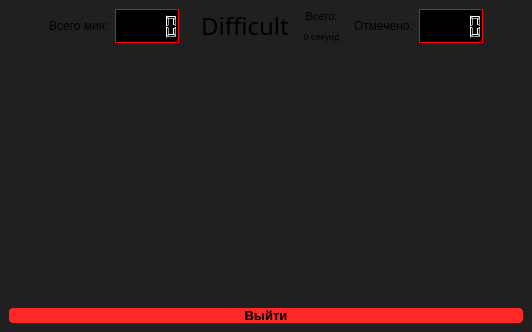
Before: the Qt Designer form src/Game.ui in Leksusmart/Minesweeper, drawn with Qt 5.
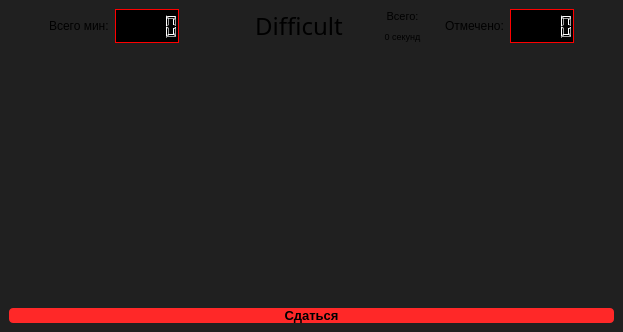
After: the same form once the commit is applied. Icons and pictures are not drawn.

```diff
--- a/src/Game.ui
+++ b/src/Game.ui
@@ -9,10 +9,16 @@
    <rect>
     <x>0</x>
     <y>0</y>
-    <width>532</width>
+    <width>623</width>
     <height>332</height>
    </rect>
   </property>
+  <property name="minimumSize">
+   <size>
+    <width>623</width>
+    <height>0</height>
+   </size>
+  </property>
   <property name="windowTitle">
    <string/>
   </property>
@@ -89,6 +95,32 @@
         </property>
        </spacer>
       </item>
+      <item>
+       <spacer name="horizontalSpacer_8">
+        <property name="orientation">
+         <enum>Qt::Orientation::Horizontal</enum>
+        </property>
+        <property name="sizeHint" stdset="0">
+         <size>
+          <width>40</width>
+          <height>20</height>
+         </size>
+        </property>
+       </spacer>
+      </item>
+      <item>
+       <spacer name="horizontalSpacer_9">
+        <property name="orientation">
+         <enum>Qt::Orientation::Horizontal</enum>
+        </property>
+        <property name="sizeHint" stdset="0">
+         <size>
+          <width>40</width>
+          <height>20</height>
+         </size>
+        </property>
+       </spacer>
+      </item>
       <item>
        <widget class="QLabel" name="labelDifficult">
         <property name="sizePolicy">
@@ -125,6 +157,19 @@
         </property>
        </spacer>
       </item>
+      <item>
+       <spacer name="horizontalSpacer_7">
+        <property name="orientation">
+         <enum>Qt::Orientation::Horizontal</enum>
+        </property>
+        <property name="sizeHint" stdset="0">
+         <size>
+          <width>40</width>
+          <height>20</height>
+         </size>
+        </property>
+       </spacer>
+      </item>
       <item>
        <layout class="QVBoxLayout" name="verticalLayout_2">
         <item>
@@ -144,6 +189,12 @@
         </item>
         <item>
          <widget class="QLabel" name="labelTime">
+          <property name="sizePolicy">
+           <sizepolicy hsizetype="Minimum" vsizetype="Preferred">
+            <horstretch>0</horstretch>
+            <verstretch>0</verstretch>
+           </sizepolicy>
+          </property>
           <property name="font">
            <font>
             <pointsize>7</pointsize>
@@ -257,7 +308,7 @@
 }</string>
       </property>
       <property name="text">
-       <string>Выйти</string>
+       <string>Сдаться</string>
       </property>
      </widget>
     </item>
```
Left out of the diff: 4 changed lines with no effect on the pictures.
